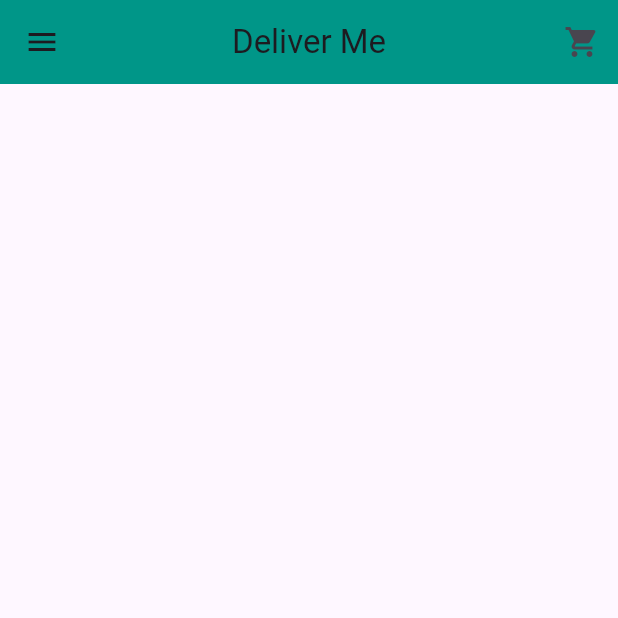
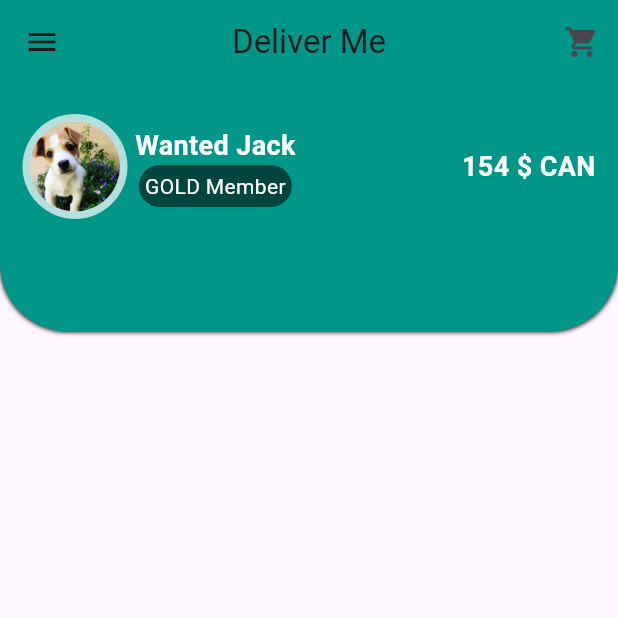
Before and after one commit to JeromeEngena/burger_app, a Flutter app: the screen it shows after launch, after a tap on the "menu" icon, on a phone screen of 412 x 824 dp, the top half of it. Run offline on Flutter 3.47's test engine with Material 3 defaults, Android fonts, the phone set to English and light mode, and no system bars.

Commit message:
built header

```diff
--- a/lib/header.dart
+++ b/lib/header.dart
@@ -14,10 +14,70 @@ class _HeaderState extends State<Header> {
     return SliverList(
       delegate: SliverChildListDelegate(
         [
-          Column(
+          Stack(
             children: [
-              Container(
-                height: size.height,
+              Column(
+                children: [
+                  Container(
+                    padding: const EdgeInsets.symmetric(horizontal: 15),
+                    height: size.height / 5,
+                    decoration: const BoxDecoration(
+                        color: Colors.teal,
+                        borderRadius: BorderRadius.vertical(
+                          bottom: Radius.circular(45),
+                        ),
+                        boxShadow: [
+                          BoxShadow(offset: Offset(0, 0), blurRadius: 2),
+                        ]),
+                    child: Column(
+                      children: [
+                        const SizedBox(height: 20),
+                        Row(
+                          children: [
+                            const CircleAvatar(
+                              backgroundColor: Colors.white70,
+                              radius: 35,
+                              child: CircleAvatar(
+                                backgroundImage:
+                                    AssetImage("images/dog_profile.jpg"),
+                                radius: 30,
+                              ),
+                            ),
+                            const SizedBox(width: 5),
+                            Column(
+                              children: [
+                                const Text(
+                                  "Wanted Jack",
+                                  style: TextStyle(
+                                      color: Colors.white,
+                                      fontWeight: FontWeight.bold,
+                                      fontSize: 18),
+                                ),
+                                Container(
+                                    padding: const EdgeInsets.all(4),
+                                    decoration: BoxDecoration(
+                                        borderRadius: BorderRadius.circular(20),
+                                        color: Colors.black54),
+                                    child: const Text(
+                                      "GOLD Member",
+                                      style: TextStyle(color: Colors.white),
+                                    ))
+                              ],
+                            ),
+                            const Spacer(),
+                            const Text(
+                              "154 \$ CAN",
+                              style: TextStyle(
+                                  color: Colors.white,
+                                  fontWeight: FontWeight.bold,
+                                  fontSize: 18),
+                            )
+                          ],
+                        )
+                      ],
+                    ),
+                  ),
+                ],
               ),
             ],
           ),
--- a/lib/main.dart
+++ b/lib/main.dart
@@ -1,4 +1,6 @@
 import 'package:flutter/material.dart';
+
+import 'header.dart';
 
 void main() {
   runApp(const MyApp());
@@ -10,7 +12,7 @@ class MyApp extends StatelessWidget {
   @override
   Widget build(BuildContext context) {
     return MaterialApp(
-      home: Hamburger(),
+      home: const Hamburger(),
       debugShowCheckedModeBanner: false,
       theme: ThemeData(
         appBarTheme: const AppBarTheme(color: Colors.teal, centerTitle: true),
@@ -30,14 +32,20 @@ class _HamburgerState extends State<Hamburger> {
   @override
   Widget build(BuildContext context) {
     return Scaffold(
-        body: CustomScrollView(slivers: [
-      SliverAppBar(
-        title: const Text('Deliver Me'),
-        leading: IconButton(icon: const Icon(Icons.menu), onPressed: () {}),
-        actions: [
-          IconButton(icon: const Icon(Icons.shopping_cart), onPressed: () {})
+      body: CustomScrollView(
+        slivers: [
+          SliverAppBar(
+            pinned: true,
+            title: const Text('Deliver Me'),
+            leading: IconButton(icon: const Icon(Icons.menu), onPressed: () {}),
+            actions: [
+              IconButton(
+                  icon: const Icon(Icons.shopping_cart), onPressed: () {}),
+            ],
+          ),
+          const Header(),
         ],
       ),
-    ]));
+    );
   }
 }
--- a/pubspec.yaml
+++ b/pubspec.yaml
@@ -59,8 +59,8 @@ flutter:
   uses-material-design: true
 
   # To add assets to your application, add an assets section, like this:
-  # assets:
-  #   - images/a_dot_burr.jpeg
+  assets:
+    - images/dog_profile.jpg
   #   - images/a_dot_ham.jpeg
 
   # An image asset can refer to one or more resolution-specific "variants", see
```
Also changed, not shown: images/dog_profile.jpg (added).
